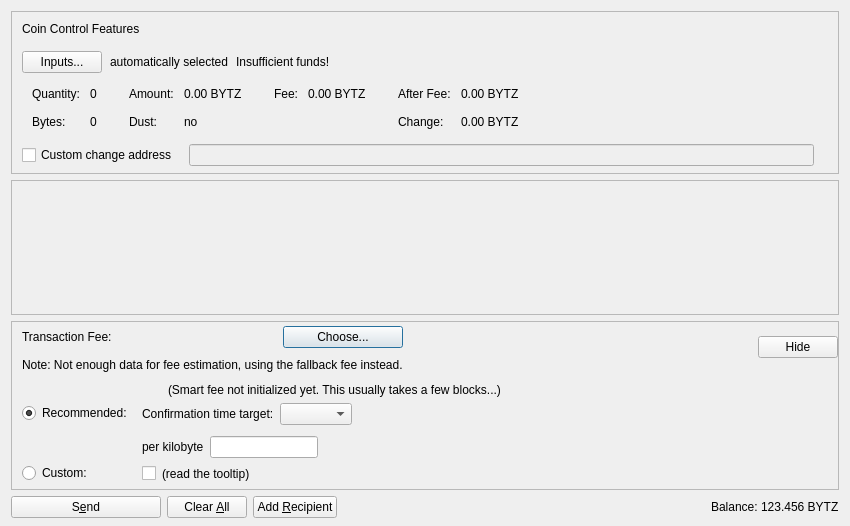
watto-engineer/dash, file src/qt/forms/sendcoinsdialog.ui: the form before one commit.
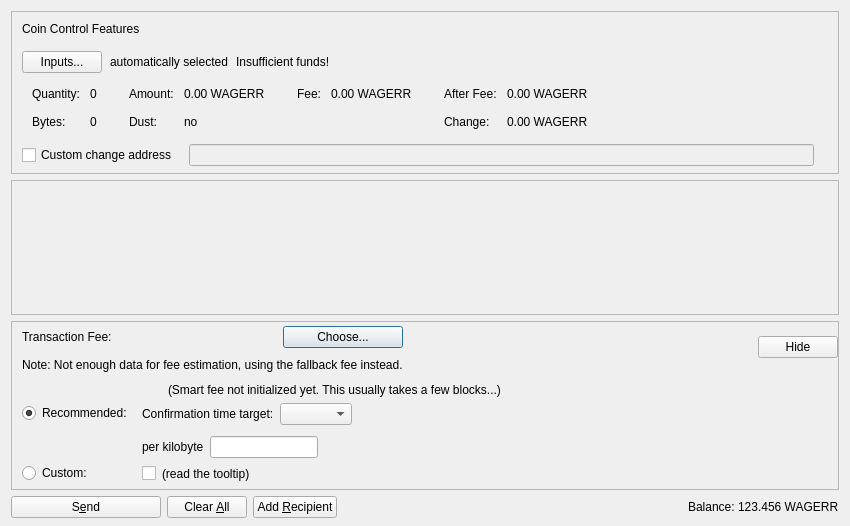
The form after the commit. Custom widgets are drawn as their Qt base class.

Commit message: Rebrand to Wagerr

Patch:
```diff
--- a/src/qt/forms/sendcoinsdialog.ui
+++ b/src/qt/forms/sendcoinsdialog.ui
@@ -288,7 +288,7 @@
                   <enum>Qt::ActionsContextMenu</enum>
                  </property>
                  <property name="text">
-                  <string notr="true">0.00 BYTZ</string>
+                  <string notr="true">0.00 WAGERR</string>
                  </property>
                  <property name="textInteractionFlags">
                   <set>Qt::LinksAccessibleByMouse|Qt::TextSelectableByKeyboard|Qt::TextSelectableByMouse</set>
@@ -356,7 +356,7 @@
                   <enum>Qt::ActionsContextMenu</enum>
                  </property>
                  <property name="text">
-                  <string notr="true">0.00 BYTZ</string>
+                  <string notr="true">0.00 WAGERR</string>
                  </property>
                  <property name="textInteractionFlags">
                   <set>Qt::LinksAccessibleByMouse|Qt::TextSelectableByKeyboard|Qt::TextSelectableByMouse</set>
@@ -401,7 +401,7 @@
                   <enum>Qt::ActionsContextMenu</enum>
                  </property>
                  <property name="text">
-                  <string notr="true">0.00 BYTZ</string>
+                  <string notr="true">0.00 WAGERR</string>
                  </property>
                  <property name="textInteractionFlags">
                   <set>Qt::LinksAccessibleByMouse|Qt::TextSelectableByKeyboard|Qt::TextSelectableByMouse</set>
@@ -424,7 +424,7 @@
                   <enum>Qt::ActionsContextMenu</enum>
                  </property>
                  <property name="text">
-                  <string notr="true">0.00 BYTZ</string>
+                  <string notr="true">0.00 WAGERR</string>
                  </property>
                  <property name="textInteractionFlags">
                   <set>Qt::LinksAccessibleByMouse|Qt::TextSelectableByKeyboard|Qt::TextSelectableByMouse</set>
@@ -1156,7 +1156,7 @@
           <cursorShape>IBeamCursor</cursorShape>
          </property>
          <property name="text">
-          <string notr="true">123.456 BYTZ</string>
+          <string notr="true">123.456 WAGERR</string>
          </property>
          <property name="textInteractionFlags">
           <set>Qt::LinksAccessibleByMouse|Qt::TextSelectableByKeyboard|Qt::TextSelectableByMouse</set>
```
Left out of the diff: 6 changed lines with no effect on the pictures. The commit also changes 704 other files.
